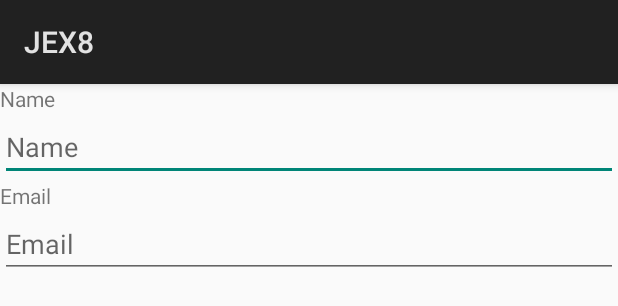
After one commit to stories2/KangnamJavaMobile, an Android app: the layout alert_dialog_view.xml on its own in the app's theme, with its tools: preview values and no code run, on a phone screen of 412 x 824 dp. The commit adds this screen. Shown: the top 306 px of the screen. Run offline under Robolectric (Android 15) with nearby library versions, the phone set to English and light mode, and no system bars.

Commit message:
custom dialog and toast added

```diff
--- /dev/null
+++ b/JEX8/app/src/main/res/layout/alert_dialog_view.xml
@@ -0,0 +1,32 @@
+<?xml version="1.0" encoding="utf-8"?>
+<RelativeLayout xmlns:android="http://schemas.android.com/apk/res/android"
+    android:layout_width="match_parent" android:layout_height="match_parent">
+
+    <TextView
+        android:layout_width="wrap_content"
+        android:layout_height="wrap_content"
+        android:text="Name"
+        android:id="@+id/txtName"
+        />
+    <EditText
+        android:layout_width="match_parent"
+        android:layout_height="wrap_content"
+        android:layout_below="@+id/txtName"
+        android:hint="Name"
+        android:id="@+id/etxtName"
+        />
+    <TextView
+        android:layout_width="wrap_content"
+        android:layout_height="wrap_content"
+        android:id="@+id/txtEmail"
+        android:text="Email"
+        android:layout_below="@+id/etxtName"
+        />
+    <EditText
+        android:layout_width="match_parent"
+        android:layout_height="wrap_content"
+        android:id="@+id/etxtEmail"
+        android:hint="Email"
+        android:layout_below="@+id/txtEmail"
+        />
+</RelativeLayout>
```
Also changed, not shown: JEX8/app/src/main/java/com/example/user/jex8/MainActivity.java (+44 -1 lines), JEX8/app/src/main/res/layout/activity_main.xml (+24 -7 lines), JEX8/app/src/main/res/layout/toast_view.xml (added, +29 -0 lines).
